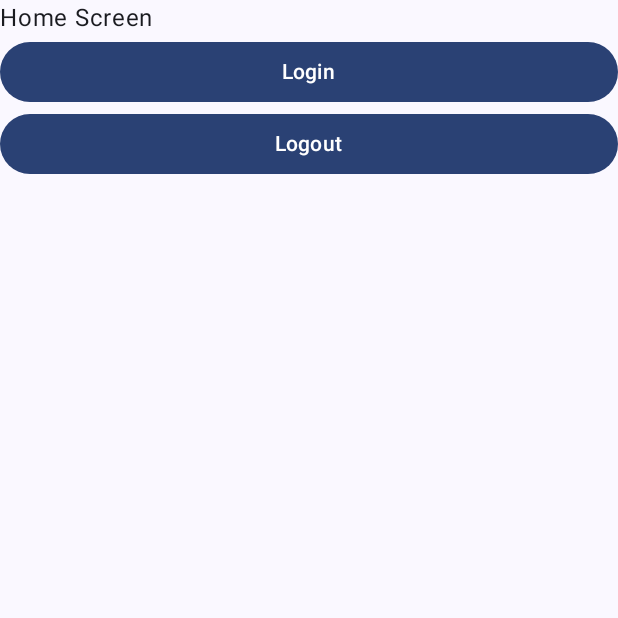
After one commit to viki88/Space-Flight-News-API, an Android app built with Jetpack Compose: the HomeScreen screen opened through its navigation route, on a phone screen of 412 x 824 dp, the top half of it. The commit adds this screen. Run offline under Robolectric (Android 15) with nearby library versions, the phone set to English and light mode, and no system bars; our stand-ins replace Dagger/Hilt's generated code; libraries missing offline, so code that uses them is left out: com.auth0.android.

Commit message:
add simple login and logout with Auth0 library

```diff
--- a/app/build.gradle.kts
+++ b/app/build.gradle.kts
@@ -19,7 +19,7 @@ android {
         versionName = "1.0"
 
         manifestPlaceholders["auth0Domain"] = "@string/com_auth0_domain"
-        manifestPlaceholders["auth0Scheme"] = "https"
+        manifestPlaceholders["auth0Scheme"] = "app"
 
         testInstrumentationRunner = "androidx.test.runner.AndroidJUnitRunner"
     }
@@ -67,6 +67,8 @@ dependencies {
     implementation(libs.converter.moshi)
     implementation(libs.auth0)
     implementation(libs.hilt.android)
+    implementation(libs.compose.navigation)
+    implementation(libs.androidx.storage)
     kapt(libs.hilt.compiler)
     testImplementation(libs.junit)
     androidTestImplementation(libs.androidx.junit)
--- a/app/src/main/java/com/vikination/spaceflightnewsapp/MainActivity.kt
+++ b/app/src/main/java/com/vikination/spaceflightnewsapp/MainActivity.kt
@@ -13,21 +13,26 @@ import androidx.compose.ui.Modifier
 import androidx.compose.ui.res.stringResource
 import androidx.compose.ui.tooling.preview.Preview
 import com.auth0.android.Auth0
+import com.vikination.spaceflightnewsapp.ui.theme.MainNavHost
 import com.vikination.spaceflightnewsapp.ui.theme.SpaceFlightNewsAppTheme
+import com.vikination.spaceflightnewsapp.ui.utils.AuthManager
 import dagger.hilt.android.AndroidEntryPoint
+import javax.inject.Inject
 
 @AndroidEntryPoint
 class MainActivity : ComponentActivity() {
+
+    @Inject lateinit var authManager: AuthManager
+
     override fun onCreate(savedInstanceState: Bundle?) {
         super.onCreate(savedInstanceState)
-        Auth0.getInstance(this)
         enableEdgeToEdge()
         setContent {
             SpaceFlightNewsAppTheme {
                 Scaffold(modifier = Modifier.fillMaxSize()) { innerPadding ->
-                    Greeting(
-                        name = "Android",
-                        modifier = Modifier.padding(innerPadding)
+                    MainNavHost(
+                        authManager,
+                        Modifier.padding(innerPadding)
                     )
                 }
             }
--- /dev/null
+++ b/app/src/main/java/com/vikination/spaceflightnewsapp/ui/screen/HomeScreen.kt
@@ -0,0 +1,53 @@
+package com.vikination.spaceflightnewsapp.ui.screen
+
+import android.app.Activity
+import android.util.Log
+import androidx.activity.compose.LocalActivity
+import androidx.compose.foundation.layout.Column
+import androidx.compose.foundation.layout.fillMaxWidth
+import androidx.compose.material3.Button
+import androidx.compose.material3.Text
+import androidx.compose.runtime.Composable
+import androidx.compose.ui.Modifier
+import androidx.compose.ui.platform.LocalContext
+import androidx.navigation.NavHostController
+import com.vikination.spaceflightnewsapp.ui.utils.AuthManager
+
+@Composable
+fun HomeScreen(
+    authManager: AuthManager,
+    navController: NavHostController
+){
+    val activity = LocalActivity.current as Activity
+
+    Column {
+        Text(text = "Home Screen")
+        Button(
+            modifier = Modifier.fillMaxWidth(),
+            onClick = {
+                authManager.login(activity, onSuccess = {
+                    credentials ->
+                    Log.i("TAG", "Login Success : ${credentials.user.email}")
+                }, onError = {
+                    error ->
+                    Log.i("TAG", "Login Error : $error")
+                })
+            }
+        ){
+            Text("Login")
+        }
+        Button(
+            modifier = Modifier.fillMaxWidth(),
+            onClick = {
+                authManager.logout(activity, onSuccess = {
+                    Log.i("TAG", "Logout Success : ")
+                }, onError = {
+                        error ->
+                    Log.i("TAG", "Login Error : $error")
+                })
+            }
+        ){
+            Text("Logout")
+        }
+    }
+}
--- /dev/null
+++ b/app/src/main/java/com/vikination/spaceflightnewsapp/ui/theme/MainNavHost.kt
@@ -0,0 +1,31 @@
+package com.vikination.spaceflightnewsapp.ui.theme
+
+import androidx.compose.runtime.Composable
+import androidx.compose.ui.Modifier
+import androidx.navigation.NavHostController
+import androidx.navigation.compose.NavHost
+import androidx.navigation.compose.composable
+import androidx.navigation.compose.rememberNavController
+import com.vikination.spaceflightnewsapp.ui.screen.HomeScreen
+import com.vikination.spaceflightnewsapp.ui.utils.AuthManager
+
+@Composable
+fun MainNavHost(
+    authManager: AuthManager,
+    modifier: Modifier,
+    navController: NavHostController = rememberNavController(),
+){
+    NavHost(
+        navController = navController,
+        startDestination = Route.HOME.route,
+        modifier = modifier
+    ){
+        composable(Route.HOME.route){
+            HomeScreen(authManager, navController)
+        }
+    }
+}
+
+sealed class Route(val route: String){
+    data object HOME: Route("home")
+}
--- a/gradle/libs.versions.toml
+++ b/gradle/libs.versions.toml
@@ -12,6 +12,8 @@ androidHilt = "2.51.1"
 mockk = "1.13.17"
 retrofit = "2.11.0"
 auth0 = "3.4.0"
+navigationCompose = "2.8.8"
+storage = "1.5.0"
 
 [libraries]
 androidx-core-ktx = { group = "androidx.core", name = "core-ktx", version.ref = "coreKtx" }
@@ -34,6 +36,8 @@ converter-moshi = { group = "com.squareup.retrofit2", name = "converter-moshi" ,
 auth0 = { group = "com.auth0.android" , name = "auth0" , version.ref = "auth0" }
 hilt-compiler = { group = "com.google.dagger" , name = "hilt-compiler" , version.ref = "androidHilt" }
 hilt-android = { group = "com.google.dagger" , name = "hilt-android" , version.ref = "androidHilt" }
+compose-navigation = { group = "androidx.navigation", name = "navigation-compose" , version.ref = "navigationCompose" }
+androidx-storage = { group = "androidx.test.services", name = "storage", version.ref = "storage" }
 
 [plugins]
 android-application = { id = "com.android.application", version.ref = "agp" }
```
Also changed, not shown: app/src/main/java/com/vikination/spaceflightnewsapp/di/modules/AppModule.kt (+16 -4 lines), app/src/main/java/com/vikination/spaceflightnewsapp/ui/utils/AuthManager.kt (added, +43 -0 lines).
